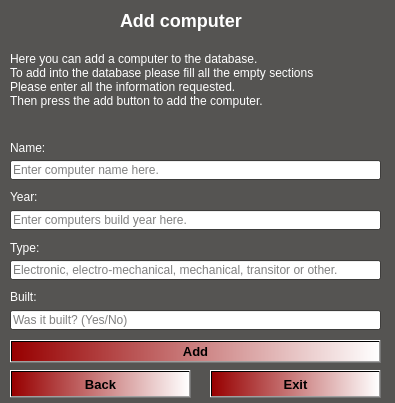
First picture: the form in EndurvinnslustöðATeam/Skil3/Ui/addcomputer.ui, repository trunti/verklegtn-m, before the edit.
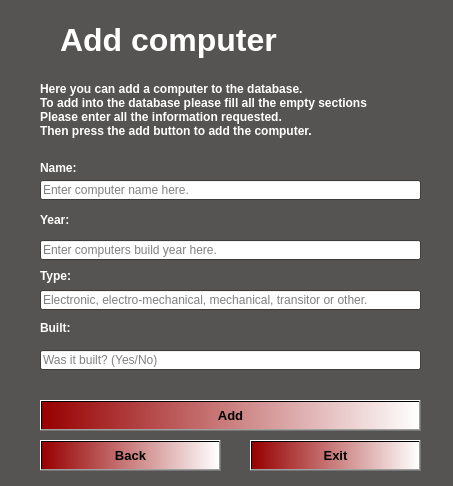
Second picture: the form after the edit. Icons and pictures are not drawn.

Patch:
```diff
--- a/EndurvinnslustöðATeam/Skil3/Ui/addcomputer.ui
+++ b/EndurvinnslustöðATeam/Skil3/Ui/addcomputer.ui
@@ -6,8 +6,8 @@
    <rect>
     <x>0</x>
     <y>0</y>
-    <width>395</width>
-    <height>403</height>
+    <width>453</width>
+    <height>486</height>
    </rect>
   </property>
   <property name="palette">
@@ -84,12 +84,19 @@
   <widget class="QLabel" name="label">
    <property name="geometry">
     <rect>
-     <x>120</x>
-     <y>0</y>
-     <width>201</width>
-     <height>41</height>
+     <x>60</x>
+     <y>10</y>
+     <width>321</width>
+     <height>61</height>
     </rect>
    </property>
+   <property name="font">
+    <font>
+     <pointsize>16</pointsize>
+     <weight>75</weight>
+     <bold>true</bold>
+    </font>
+   </property>
    <property name="text">
     <string>&lt;html&gt;&lt;head/&gt;&lt;body&gt;&lt;p&gt;&lt;span style=&quot; font-size:x-large; font-weight:600; color:#ffffff;&quot;&gt;Add computer&lt;/span&gt;&lt;/p&gt;&lt;/body&gt;&lt;/html&gt;</string>
    </property>
@@ -97,22 +104,22 @@
   <widget class="QLabel" name="label_2">
    <property name="geometry">
     <rect>
-     <x>10</x>
-     <y>140</y>
-     <width>171</width>
-     <height>16</height>
-    </rect>
-   </property>
-   <property name="text">
-    <string>&lt;html&gt;&lt;head/&gt;&lt;body&gt;&lt;p&gt;&lt;span style=&quot; color:#ffffff;&quot;&gt;Name:&lt;/span&gt;&lt;/p&gt;&lt;/body&gt;&lt;/html&gt;</string>
-   </property>
-  </widget>
-  <widget class="QLineEdit" name="input_name">
-   <property name="geometry">
-    <rect>
-     <x>10</x>
+     <x>40</x>
      <y>160</y>
-     <width>371</width>
+     <width>171</width>
+     <height>16</height>
+    </rect>
+   </property>
+   <property name="text">
+    <string>&lt;html&gt;&lt;head/&gt;&lt;body&gt;&lt;p&gt;&lt;span style=&quot; font-weight:600; color:#ffffff;&quot;&gt;Name:&lt;/span&gt;&lt;/p&gt;&lt;/body&gt;&lt;/html&gt;</string>
+   </property>
+  </widget>
+  <widget class="QLineEdit" name="input_name">
+   <property name="geometry">
+    <rect>
+     <x>40</x>
+     <y>180</y>
+     <width>381</width>
      <height>20</height>
     </rect>
    </property>
@@ -123,22 +130,22 @@
   <widget class="QLabel" name="label_3">
    <property name="geometry">
     <rect>
-     <x>10</x>
-     <y>190</y>
-     <width>47</width>
-     <height>13</height>
+     <x>40</x>
+     <y>210</y>
+     <width>51</width>
+     <height>20</height>
     </rect>
    </property>
    <property name="text">
-    <string>&lt;html&gt;&lt;head/&gt;&lt;body&gt;&lt;p&gt;&lt;span style=&quot; color:#ffffff;&quot;&gt;Year:&lt;/span&gt;&lt;/p&gt;&lt;/body&gt;&lt;/html&gt;</string>
+    <string>&lt;html&gt;&lt;head/&gt;&lt;body&gt;&lt;p&gt;&lt;span style=&quot; font-weight:600; color:#ffffff;&quot;&gt;Year:&lt;/span&gt;&lt;/p&gt;&lt;/body&gt;&lt;/html&gt;</string>
    </property>
   </widget>
   <widget class="QLineEdit" name="input_year">
    <property name="geometry">
     <rect>
-     <x>10</x>
-     <y>210</y>
-     <width>371</width>
+     <x>40</x>
+     <y>240</y>
+     <width>381</width>
      <height>20</height>
     </rect>
    </property>
@@ -152,22 +159,22 @@
   <widget class="QLabel" name="label_4">
    <property name="geometry">
     <rect>
-     <x>10</x>
-     <y>240</y>
+     <x>40</x>
+     <y>266</y>
      <width>91</width>
-     <height>16</height>
+     <height>20</height>
     </rect>
    </property>
    <property name="text">
-    <string>&lt;html&gt;&lt;head/&gt;&lt;body&gt;&lt;p&gt;&lt;span style=&quot; color:#ffffff;&quot;&gt;Type:&lt;/span&gt;&lt;/p&gt;&lt;/body&gt;&lt;/html&gt;</string>
+    <string>&lt;html&gt;&lt;head/&gt;&lt;body&gt;&lt;p&gt;&lt;span style=&quot; font-weight:600; color:#ffffff;&quot;&gt;Type:&lt;/span&gt;&lt;/p&gt;&lt;/body&gt;&lt;/html&gt;</string>
    </property>
   </widget>
   <widget class="QLineEdit" name="input_type">
    <property name="geometry">
     <rect>
-     <x>10</x>
-     <y>260</y>
-     <width>371</width>
+     <x>40</x>
+     <y>290</y>
+     <width>381</width>
      <height>20</height>
     </rect>
    </property>
@@ -181,22 +188,22 @@
   <widget class="QLabel" name="label_5">
    <property name="geometry">
     <rect>
-     <x>10</x>
-     <y>290</y>
-     <width>47</width>
-     <height>13</height>
+     <x>40</x>
+     <y>320</y>
+     <width>61</width>
+     <height>16</height>
     </rect>
    </property>
    <property name="text">
-    <string>&lt;html&gt;&lt;head/&gt;&lt;body&gt;&lt;p&gt;&lt;span style=&quot; color:#ffffff;&quot;&gt;Built:&lt;/span&gt;&lt;/p&gt;&lt;/body&gt;&lt;/html&gt;</string>
+    <string>&lt;html&gt;&lt;head/&gt;&lt;body&gt;&lt;p&gt;&lt;span style=&quot; font-weight:600; color:#ffffff;&quot;&gt;Built:&lt;/span&gt;&lt;/p&gt;&lt;/body&gt;&lt;/html&gt;</string>
    </property>
   </widget>
   <widget class="QLineEdit" name="input_wasbuilt">
    <property name="geometry">
     <rect>
-     <x>10</x>
-     <y>310</y>
-     <width>371</width>
+     <x>40</x>
+     <y>350</y>
+     <width>381</width>
      <height>20</height>
     </rect>
    </property>
@@ -207,10 +214,10 @@
   <widget class="QPushButton" name="pushButton">
    <property name="geometry">
     <rect>
-     <x>10</x>
-     <y>340</y>
-     <width>371</width>
-     <height>23</height>
+     <x>40</x>
+     <y>400</y>
+     <width>381</width>
+     <height>31</height>
     </rect>
    </property>
    <property name="font">
@@ -231,8 +238,8 @@
   <widget class="QLabel" name="error_name">
    <property name="geometry">
     <rect>
-     <x>206</x>
-     <y>40</y>
+     <x>250</x>
+     <y>150</y>
      <width>171</width>
      <height>20</height>
     </rect>
@@ -244,8 +251,8 @@
   <widget class="QLabel" name="error_year">
    <property name="geometry">
     <rect>
-     <x>200</x>
-     <y>90</y>
+     <x>240</x>
+     <y>210</y>
      <width>181</width>
      <height>16</height>
     </rect>
@@ -257,8 +264,8 @@
   <widget class="QLabel" name="error_type">
    <property name="geometry">
     <rect>
-     <x>200</x>
-     <y>140</y>
+     <x>240</x>
+     <y>270</y>
      <width>181</width>
      <height>16</height>
     </rect>
@@ -270,8 +277,8 @@
   <widget class="QLabel" name="error_built">
    <property name="geometry">
     <rect>
-     <x>200</x>
-     <y>190</y>
+     <x>240</x>
+     <y>320</y>
      <width>181</width>
      <height>16</height>
     </rect>
@@ -283,23 +290,23 @@
   <widget class="QLabel" name="label_6">
    <property name="geometry">
     <rect>
-     <x>10</x>
-     <y>40</y>
-     <width>351</width>
+     <x>40</x>
+     <y>70</y>
+     <width>381</width>
      <height>81</height>
     </rect>
    </property>
    <property name="text">
-    <string>&lt;html&gt;&lt;head/&gt;&lt;body&gt;&lt;p&gt;&lt;span style=&quot; color:#ffffff;&quot;&gt;Here you can add a computer to the database.&lt;br/&gt;To add into the database please fill all the empty sections &lt;br/&gt;Please enter all the information requested.&lt;br/&gt;Then press the add button to add the computer.&lt;/span&gt;&lt;/p&gt;&lt;/body&gt;&lt;/html&gt;</string>
+    <string>&lt;html&gt;&lt;head/&gt;&lt;body&gt;&lt;p&gt;&lt;span style=&quot; font-weight:600; color:#ffffff;&quot;&gt;Here you can add a computer to the database.&lt;br/&gt;To add into the database please fill all the empty sections &lt;br/&gt;Please enter all the information requested.&lt;br/&gt;Then press the add button to add the computer.&lt;/span&gt;&lt;/p&gt;&lt;/body&gt;&lt;/html&gt;</string>
    </property>
   </widget>
   <widget class="QPushButton" name="Button_back">
    <property name="geometry">
     <rect>
-     <x>10</x>
-     <y>370</y>
+     <x>40</x>
+     <y>440</y>
      <width>181</width>
-     <height>28</height>
+     <height>31</height>
     </rect>
    </property>
    <property name="font">
@@ -319,10 +326,10 @@
   <widget class="QPushButton" name="Button_exit">
    <property name="geometry">
     <rect>
-     <x>210</x>
-     <y>370</y>
+     <x>250</x>
+     <y>440</y>
      <width>171</width>
-     <height>28</height>
+     <height>31</height>
     </rect>
    </property>
    <property name="font">
```
